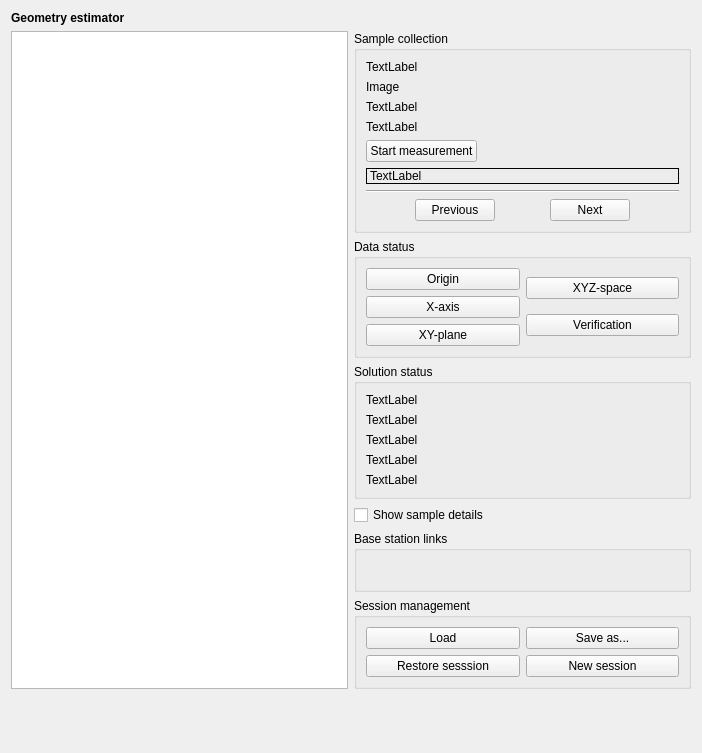
First picture: the form in src/cfclient/ui/widgets/geo_estimator.ui, repository bitcraze/crazyflie-clients-python, before the edit.
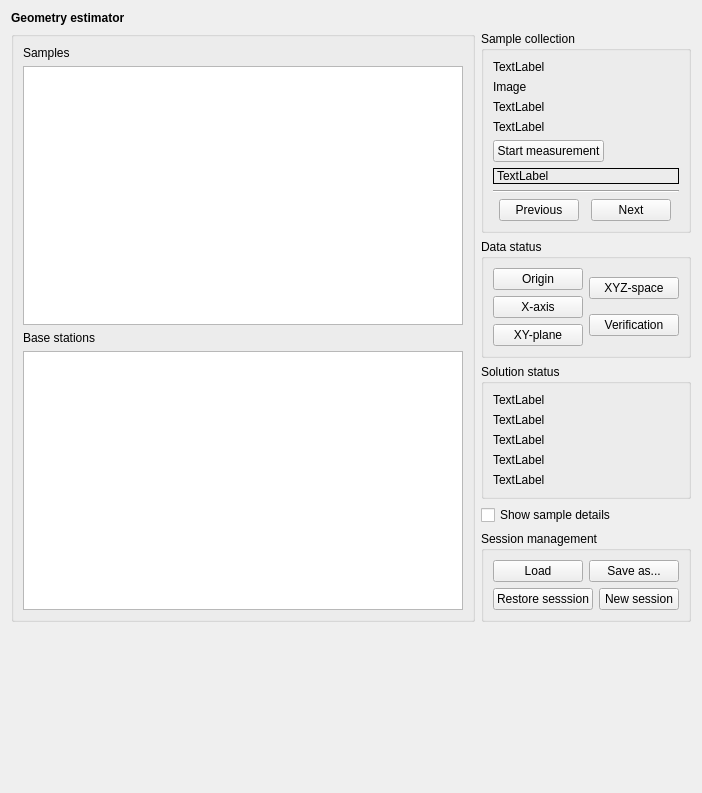
Second picture: the form after the edit.

Commit message: Added table for base station positions in geo estimation

```diff
--- a/src/cfclient/ui/widgets/geo_estimator.ui
+++ b/src/cfclient/ui/widgets/geo_estimator.ui
@@ -7,7 +7,7 @@
     <x>0</x>
     <y>0</y>
     <width>702</width>
-    <height>753</height>
+    <height>793</height>
    </rect>
   </property>
   <property name="sizePolicy">
@@ -38,6 +38,16 @@
    <item>
     <layout class="QHBoxLayout" name="horizontalLayout_7">
      <item>
+      <widget class="QGroupBox" name="_details_group_box">
+       <layout class="QVBoxLayout" name="verticalLayout_6">
+        <item>
+         <widget class="QLabel" name="label_2">
+          <property name="text">
+           <string>Samples</string>
+          </property>
+         </widget>
+        </item>
+        <item>
       <widget class="QTableView" name="_samples_table_view">
        <property name="sizePolicy">
         <sizepolicy hsizetype="MinimumExpanding" vsizetype="Expanding">
@@ -66,6 +76,44 @@
       </widget>
      </item>
      <item>
+         <widget class="QLabel" name="label_3">
+          <property name="text">
+           <string>Base stations</string>
+          </property>
+         </widget>
+        </item>
+        <item>
+         <widget class="QTableView" name="_base_stations_table_view">
+          <property name="sizePolicy">
+           <sizepolicy hsizetype="MinimumExpanding" vsizetype="Expanding">
+            <horstretch>0</horstretch>
+            <verstretch>0</verstretch>
+           </sizepolicy>
+          </property>
+          <property name="sizeAdjustPolicy">
+           <enum>QAbstractScrollArea::SizeAdjustPolicy::AdjustToContents</enum>
+          </property>
+          <property name="selectionMode">
+           <enum>QAbstractItemView::SelectionMode::SingleSelection</enum>
+          </property>
+          <property name="selectionBehavior">
+           <enum>QAbstractItemView::SelectionBehavior::SelectRows</enum>
+          </property>
+          <property name="cornerButtonEnabled">
+           <bool>false</bool>
+          </property>
+          <attribute name="horizontalHeaderStretchLastSection">
+           <bool>true</bool>
+          </attribute>
+          <attribute name="verticalHeaderVisible">
+           <bool>false</bool>
+          </attribute>
+         </widget>
+        </item>
+       </layout>
+      </widget>
+     </item>
+     <item>
       <layout class="QVBoxLayout" name="controlls_layout">
        <item>
         <widget class="QGroupBox" name="_sample_collection_box">
@@ -309,38 +357,6 @@
          </property>
         </widget>
        </item>
-       <item>
-        <widget class="QGroupBox" name="groupBox_4">
-         <property name="title">
-          <string>Base station links</string>
-         </property>
-         <layout class="QHBoxLayout" name="horizontalLayout_5">
-          <item>
-           <layout class="QGridLayout" name="_bs_linkage_grid">
-            <property name="sizeConstraint">
-             <enum>QLayout::SetDefaultConstraint</enum>
-            </property>
-            <property name="spacing">
-             <number>2</number>
-            </property>
-           </layout>
-          </item>
-          <item>
-           <spacer name="horizontalSpacer">
-            <property name="orientation">
-             <enum>Qt::Horizontal</enum>
-            </property>
-            <property name="sizeHint" stdset="0">
-             <size>
-              <width>40</width>
-              <height>20</height>
-             </size>
-            </property>
-           </spacer>
-          </item>
-         </layout>
-        </widget>
-       </item>
        <item>
         <widget class="QGroupBox" name="groupBox">
          <property name="title">
```
Left out of the diff: 16 changed lines with no effect on the pictures. Lines whose indentation alone changed are shown as unchanged. The commit also changes 2 other files.
